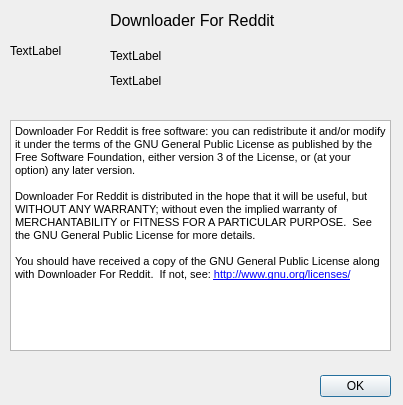
Before: the Qt Designer form DownloaderForReddit/GUI_Resources/AboutDialog.ui in MalloyDelacroix/DownloaderForReddit, drawn with Qt 5.
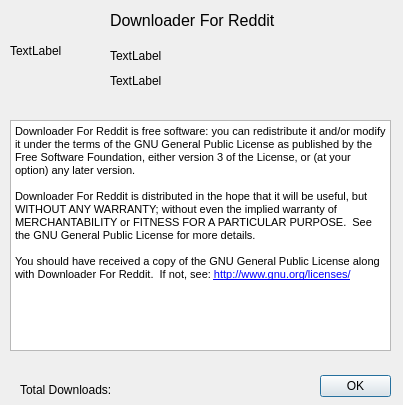
After: the same form once the commit is applied. Icons and pictures are not drawn.

Patch:
```diff
--- a/DownloaderForReddit/GUI_Resources/AboutDialog.ui
+++ b/DownloaderForReddit/GUI_Resources/AboutDialog.ui
@@ -126,6 +126,19 @@
     <bool>true</bool>
    </property>
   </widget>
+  <widget class="QLabel" name="total_downloads_label">
+   <property name="geometry">
+    <rect>
+     <x>20</x>
+     <y>380</y>
+     <width>291</width>
+     <height>19</height>
+    </rect>
+   </property>
+   <property name="text">
+    <string>Total Downloads:</string>
+   </property>
+  </widget>
  </widget>
  <resources/>
  <connections>
```
Left out of the diff: 12 changed lines with no effect on the pictures.
